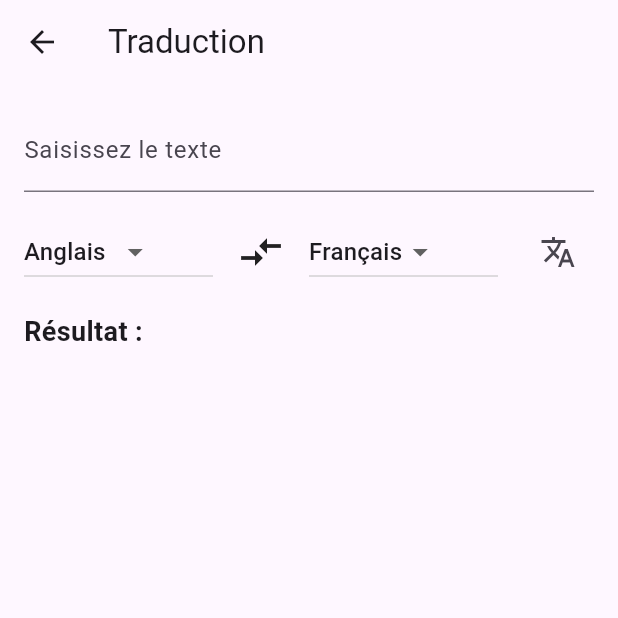
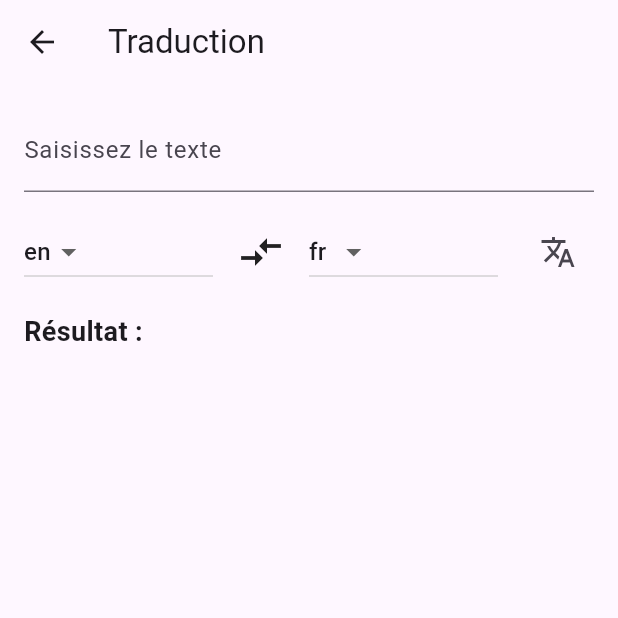
Before and after one commit to Ouassen123/Traduction-et-d-Apprentissage-de-Langues, a Flutter app: the TraductionScreen screen opened directly, after a tap on the "translate" icon, on a phone screen of 412 x 824 dp, the top half of it. Run offline on Flutter 3.47's test engine with Material 3 defaults, Android fonts, the phone set to English and light mode, and no system bars; our stand-ins replace cloud_firestore, firebase_core; accounts and stored records are empty; network calls fail.

Commit message:
second commit le 04/12/2023

```diff
--- a/lib/screens/traduction_screen.dart
+++ b/lib/screens/traduction_screen.dart
@@ -1,5 +1,42 @@
+import 'dart:convert';
 import 'package:flutter/material.dart';
-import 'package:traduction_aprentissage_langues/screens/courses_screen.dart';
+import 'package:http/http.dart' as http;
+
+class Translator {
+  final http.Client client;
+
+  Translator(this.client);
+
+  Future<String> translate(String text, String sourceLang, String targetLang) async {
+    final result = <String>[];
+    final url = Uri.parse(
+      'https://translate.googleapis.com/translate_a/single?client=gtx&sl=$sourceLang&tl=$targetLang&dt=t&q=${Uri.encodeQueryComponent(text)}',
+    );
+
+    final response = await client.get(url);
+
+    if (response.statusCode != 200) {
+      throw Exception('Translation failed');
+    }
+
+    final List<dynamic> data = jsonDecode(response.body);
+
+    if (data.isNotEmpty) {
+      final List<dynamic> translations = data[0];
+
+      for (final dynamic slice in translations) {
+        for (final dynamic translatedText in slice) {
+          result.add('$translatedText');
+          break;
+        }
+      }
+
+      return result.join('');
+    } else {
+      throw Exception('Translation not found');
+    }
+  }
+}
 
 class TraductionScreen extends StatefulWidget {
   @override
@@ -8,9 +45,29 @@ class TraductionScreen extends StatefulWidget {
 
 class _TraductionScreenState extends State<TraductionScreen> {
   TextEditingController _textEditingController = TextEditingController();
-  String _selectedInputLanguage = 'Anglais';
-  String _selectedOutputLanguage = 'Français';
+  String _selectedInputLanguage = 'en';
+  String _selectedOutputLanguage = 'fr';
   String _result = '';
+
+  final Translator _translator = Translator(http.Client());
+
+  Future<void> _translateText() async {
+    String textToTranslate = _textEditingController.text;
+
+    try {
+      String translatedText = await _translator.translate(
+        textToTranslate,
+        _selectedInputLanguage,
+        _selectedOutputLanguage,
+      );
+
+      setState(() {
+        _result = translatedText;
+      });
+    } catch (e) {
+      print('Translation failed. Error: $e');
+    }
+  }
 
   @override
   Widget build(BuildContext context) {
@@ -41,7 +98,7 @@ class _TraductionScreenState extends State<TraductionScreen> {
                         _selectedInputLanguage = newValue!;
                       });
                     },
-                    items: ['Anglais', 'Français', 'Arabe']
+                    items: ['en', 'fr', 'ar']
                         .map<DropdownMenuItem<String>>((String value) {
                       return DropdownMenuItem<String>(
                         value: value,
@@ -61,7 +118,7 @@ class _TraductionScreenState extends State<TraductionScreen> {
                         _selectedOutputLanguage = newValue!;
                       });
                     },
-                    items: ['Anglais', 'Français', 'Arabe']
+                    items: ['en', 'fr', 'ar']
                         .map<DropdownMenuItem<String>>((String value) {
                       return DropdownMenuItem<String>(
                         value: value,
@@ -73,9 +130,7 @@ class _TraductionScreenState extends State<TraductionScreen> {
                 SizedBox(width: 16.0),
                 IconButton(
                   icon: Icon(Icons.translate),
-                  onPressed: () {
-
-                  },
+                  onPressed: _translateText,
                 ),
               ],
             ),
```
